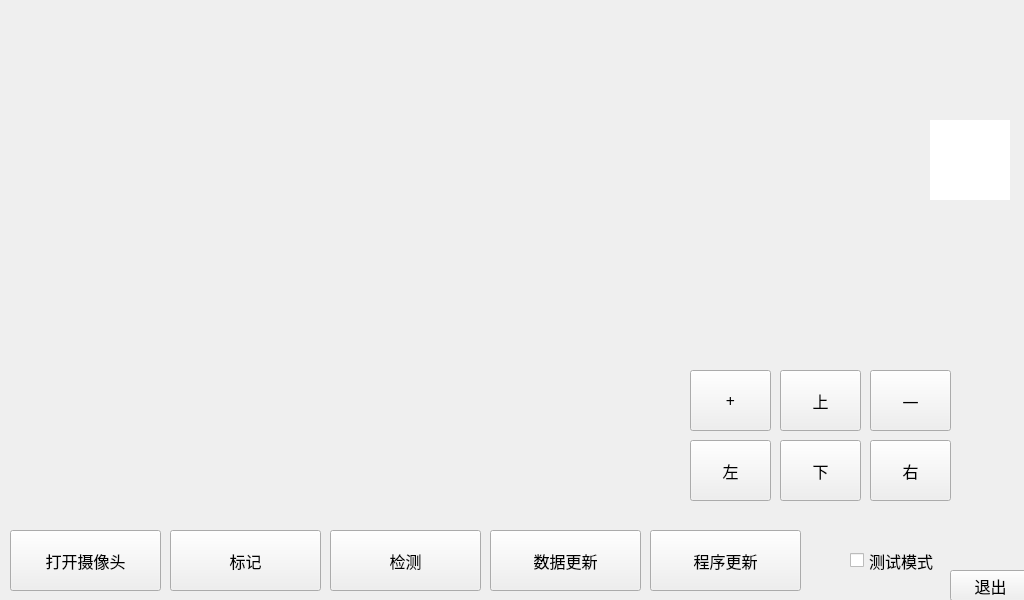
alphonso64/GeneralRecog_recog, file mainwindow.ui: the form before one commit.
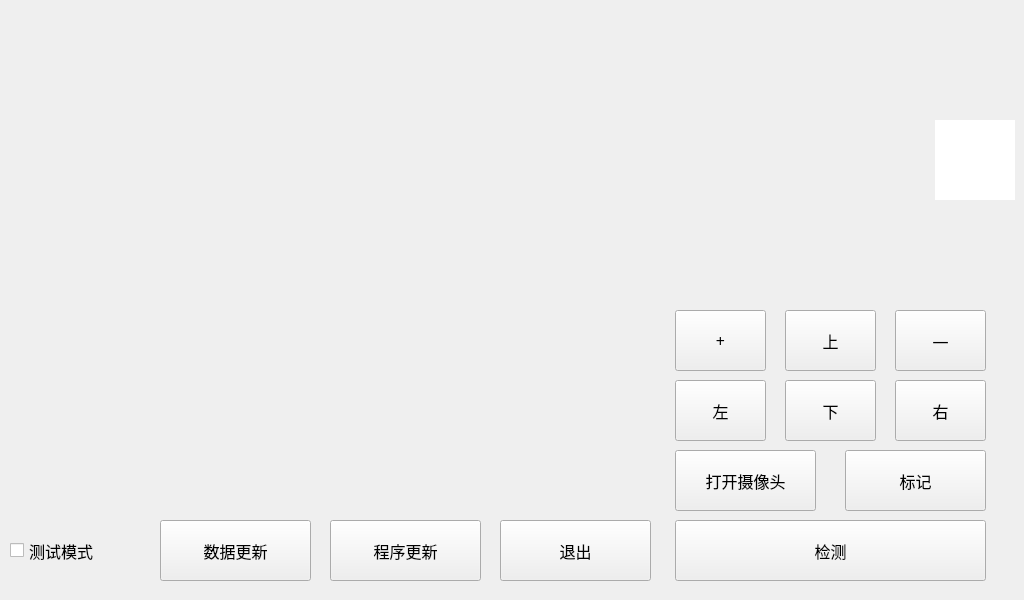
The form after the commit.

```diff
--- a/mainwindow.ui
+++ b/mainwindow.ui
@@ -30,9 +30,9 @@
    <widget class="QPushButton" name="open_pushButton">
     <property name="geometry">
      <rect>
-      <x>10</x>
-      <y>530</y>
-      <width>151</width>
+      <x>675</x>
+      <y>450</y>
+      <width>141</width>
       <height>61</height>
      </rect>
     </property>
@@ -51,7 +51,7 @@
    <widget class="QLabel" name="capture_label">
     <property name="geometry">
      <rect>
-      <x>660</x>
+      <x>675</x>
       <y>10</y>
       <width>240</width>
       <height>240</height>
@@ -64,7 +64,7 @@
    <widget class="QLabel" name="capture_littile_label">
     <property name="geometry">
      <rect>
-      <x>930</x>
+      <x>935</x>
       <y>10</y>
       <width>80</width>
       <height>80</height>
@@ -77,9 +77,9 @@
    <widget class="QPushButton" name="up_pushButton">
     <property name="geometry">
      <rect>
-      <x>780</x>
-      <y>370</y>
-      <width>81</width>
+      <x>785</x>
+      <y>310</y>
+      <width>91</width>
       <height>61</height>
      </rect>
     </property>
@@ -98,9 +98,9 @@
    <widget class="QPushButton" name="left_pushButton">
     <property name="geometry">
      <rect>
-      <x>690</x>
-      <y>440</y>
-      <width>81</width>
+      <x>675</x>
+      <y>380</y>
+      <width>91</width>
       <height>61</height>
      </rect>
     </property>
@@ -119,9 +119,9 @@
    <widget class="QPushButton" name="right_pushButton">
     <property name="geometry">
      <rect>
-      <x>870</x>
-      <y>440</y>
-      <width>81</width>
+      <x>895</x>
+      <y>380</y>
+      <width>91</width>
       <height>61</height>
      </rect>
     </property>
@@ -140,9 +140,9 @@
    <widget class="QPushButton" name="down_pushButton">
     <property name="geometry">
      <rect>
-      <x>780</x>
-      <y>440</y>
-      <width>81</width>
+      <x>785</x>
+      <y>380</y>
+      <width>91</width>
       <height>61</height>
      </rect>
     </property>
@@ -161,9 +161,9 @@
    <widget class="QPushButton" name="zin_pushButton">
     <property name="geometry">
      <rect>
-      <x>690</x>
-      <y>370</y>
-      <width>81</width>
+      <x>675</x>
+      <y>310</y>
+      <width>91</width>
       <height>61</height>
      </rect>
     </property>
@@ -182,9 +182,9 @@
    <widget class="QPushButton" name="zout_pushButton">
     <property name="geometry">
      <rect>
-      <x>870</x>
-      <y>370</y>
-      <width>81</width>
+      <x>895</x>
+      <y>310</y>
+      <width>91</width>
       <height>61</height>
      </rect>
     </property>
@@ -203,9 +203,9 @@
    <widget class="QPushButton" name="mark_pushButton">
     <property name="geometry">
      <rect>
-      <x>170</x>
-      <y>530</y>
-      <width>151</width>
+      <x>845</x>
+      <y>450</y>
+      <width>141</width>
       <height>61</height>
      </rect>
     </property>
@@ -224,9 +224,9 @@
    <widget class="QPushButton" name="detect_pushButton">
     <property name="geometry">
      <rect>
-      <x>330</x>
-      <y>530</y>
-      <width>151</width>
+      <x>675</x>
+      <y>520</y>
+      <width>311</width>
       <height>61</height>
      </rect>
     </property>
@@ -245,8 +245,8 @@
    <widget class="QPushButton" name="dataupdate_pushButton">
     <property name="geometry">
      <rect>
-      <x>490</x>
-      <y>530</y>
+      <x>160</x>
+      <y>520</y>
       <width>151</width>
       <height>61</height>
      </rect>
@@ -266,8 +266,8 @@
    <widget class="QPushButton" name="swupdate_pushButton">
     <property name="geometry">
      <rect>
-      <x>650</x>
-      <y>530</y>
+      <x>330</x>
+      <y>520</y>
       <width>151</width>
       <height>61</height>
      </rect>
@@ -287,10 +287,10 @@
    <widget class="QPushButton" name="pushButton_12">
     <property name="geometry">
      <rect>
-      <x>950</x>
-      <y>570</y>
-      <width>81</width>
-      <height>31</height>
+      <x>500</x>
+      <y>520</y>
+      <width>151</width>
+      <height>61</height>
      </rect>
     </property>
     <property name="font">
@@ -308,9 +308,9 @@
    <widget class="QCheckBox" name="checkBox">
     <property name="geometry">
      <rect>
-      <x>850</x>
-      <y>540</y>
-      <width>91</width>
+      <x>10</x>
+      <y>530</y>
+      <width>131</width>
       <height>41</height>
      </rect>
     </property>
@@ -323,11 +323,17 @@
     <property name="text">
      <string>测试模式</string>
     </property>
+    <property name="iconSize">
+     <size>
+      <width>40</width>
+      <height>40</height>
+     </size>
+    </property>
    </widget>
    <widget class="QLabel" name="res_label">
     <property name="geometry">
      <rect>
-      <x>930</x>
+      <x>935</x>
       <y>120</y>
       <width>80</width>
       <height>80</height>
```
